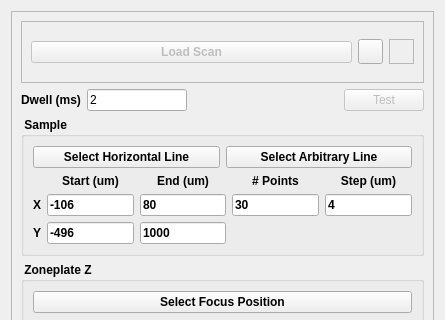
Before: the Qt Designer form cls/applications/pyStxm/bl_configs/base_scan_plugins/focus_scan/focus_scan.ui in Canadian-Light-Source/pyStxm, drawn with Qt 5; both pictures show x 0 to 445 and y 0 to 320 of the 445 by 654 pixel window.
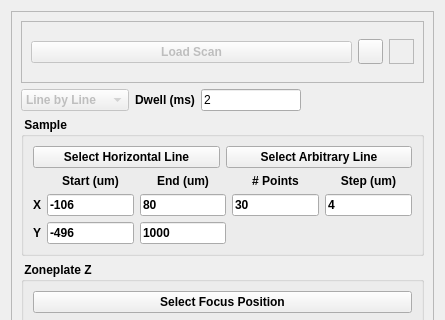
After: the same form once the commit is applied. Icons and pictures are not drawn.

Commit message: remove test btn

Patch:
```diff
--- a/cls/applications/pyStxm/bl_configs/base_scan_plugins/focus_scan/focus_scan.ui
+++ b/cls/applications/pyStxm/bl_configs/base_scan_plugins/focus_scan/focus_scan.ui
@@ -130,7 +130,39 @@
        </widget>
       </item>
       <item>
-       <layout class="QHBoxLayout" name="horizontalLayout_34">
+       <layout class="QHBoxLayout" name="horizontalLayout_5">
+        <item>
+         <widget class="QComboBox" name="scanTypeSelComboBox">
+          <property name="enabled">
+           <bool>false</bool>
+          </property>
+          <property name="font">
+           <font>
+            <weight>75</weight>
+            <bold>true</bold>
+           </font>
+          </property>
+          <property name="layoutDirection">
+           <enum>Qt::LeftToRight</enum>
+          </property>
+          <property name="currentIndex">
+           <number>1</number>
+          </property>
+          <property name="maxVisibleItems">
+           <number>2</number>
+          </property>
+          <item>
+           <property name="text">
+            <string>Point by Point</string>
+           </property>
+          </item>
+          <item>
+           <property name="text">
+            <string>Line by Line</string>
+           </property>
+          </item>
+         </widget>
+        </item>
         <item>
          <layout class="QHBoxLayout" name="horizontalLayout_35">
           <item>
@@ -183,19 +215,6 @@
           </property>
          </spacer>
         </item>
-        <item>
-         <widget class="QPushButton" name="testBtn">
-          <property name="enabled">
-           <bool>false</bool>
-          </property>
-          <property name="text">
-           <string>Test</string>
-          </property>
-         </widget>
-        </item>
-        <item>
-         <layout class="QHBoxLayout" name="horizontalLayout_36"/>
-        </item>
        </layout>
       </item>
       <item>
```
The commit also changes 1 other file.
